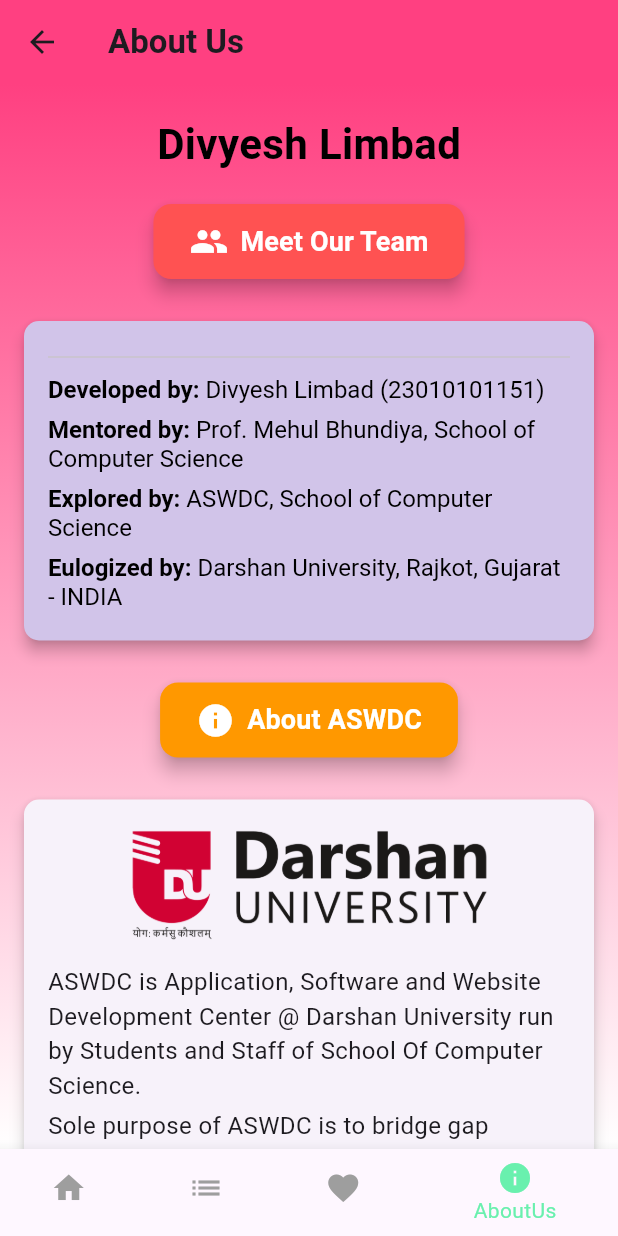
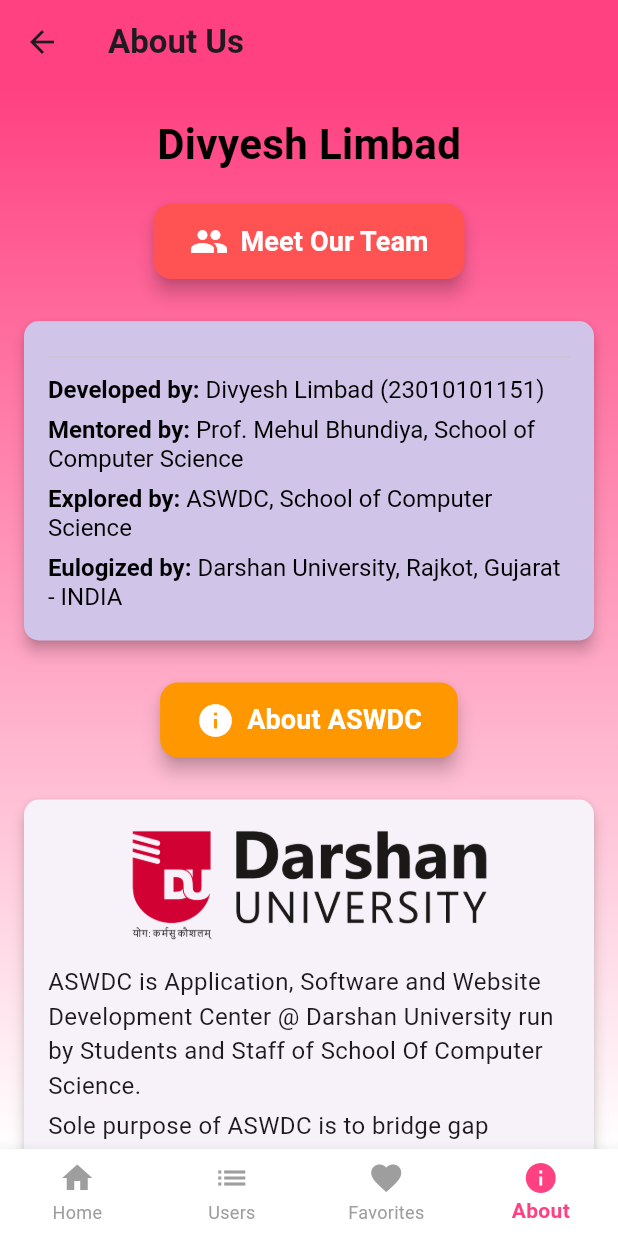
Before and after one commit to divyeshlimbad00/flutter_lab_and_project, a Flutter app: the screen it shows after launch, after a tap on "About Us", on a phone screen of 412 x 824 dp. Run offline on Flutter 3.47's test engine with Material 3 defaults, Android fonts, the phone set to English and light mode, and no system bars; our stand-ins replace shared_preferences, sqflite; accounts and stored records are empty.

Commit message:
improve bottom navigation bar

```diff
--- a/lib/project/aboutus.dart
+++ b/lib/project/aboutus.dart
@@ -1,7 +1,5 @@
-import 'package:sem_4_flutter/project/UserList.dart';
-import 'package:sem_4_flutter/project/favouriteuser.dart';
-import 'package:sem_4_flutter/project/homepage.dart';
 import 'package:flutter/material.dart';
+import 'package:sem_4_flutter/project/bottom_nav.dart';
 
 class AboutUs extends StatefulWidget {
   const AboutUs({super.key});
@@ -12,24 +10,6 @@
 
 class _AboutusState extends State<AboutUs> {
   int _selectedIndex = 3;
-
-  void _onItemTapped(int index) {
-    if (index == 0) {
-      Navigator.pushReplacement(
-          context, MaterialPageRoute(builder: (context) => Homepage()));
-    } else if (index == 1) {
-      Navigator.pushReplacement(
-          context,
-          MaterialPageRoute(
-              builder: (context) => UserList(users: [], favoriteUsers: [])));
-    } else if (index == 2) {
-      Navigator.pushReplacement(
-          context, MaterialPageRoute(builder: (context) => Favourite()));
-    } else if (index == 3) {
-      Navigator.pushReplacement(
-          context, MaterialPageRoute(builder: (context) => AboutUs()));
-    }
-  }
 
   @override
   Widget build(BuildContext context) {
@@ -102,21 +82,7 @@
           ),
         ),
       ),
-      bottomNavigationBar: BottomNavigationBar(
-        backgroundColor: Colors.black,
-        // <-- This works for fixed
-        selectedItemColor: Colors.greenAccent,
-        unselectedItemColor: Colors.grey,
-        items: const <BottomNavigationBarItem>[
-          BottomNavigationBarItem(icon: Icon(Icons.home), label: 'Homepage'),
-          BottomNavigationBarItem(icon: Icon(Icons.list), label: 'Userlist'),
-          BottomNavigationBarItem(
-              icon: Icon(Icons.favorite), label: 'Favorites'),
-          BottomNavigationBarItem(icon: Icon(Icons.info), label: 'AboutUs'),
-        ],
-        currentIndex: _selectedIndex,
-        onTap: _onItemTapped,
-      ),
+      bottomNavigationBar: AppBottomNav(currentIndex: _selectedIndex),
     );
   }
 
--- /dev/null
+++ b/lib/project/bottom_nav.dart
@@ -0,0 +1,54 @@
+import 'package:flutter/material.dart';
+import 'package:sem_4_flutter/project/homepage.dart';
+import 'package:sem_4_flutter/project/userlist.dart';
+import 'package:sem_4_flutter/project/favouriteuser.dart';
+import 'package:sem_4_flutter/project/aboutus.dart';
+
+class AppBottomNav extends StatelessWidget {
+  final int currentIndex;
+
+  const AppBottomNav({Key? key, required this.currentIndex}) : super(key: key);
+
+  void _onItemTapped(BuildContext context, int index) {
+    if (index == currentIndex) return;
+
+    Widget page;
+    switch (index) {
+      case 0:
+        page = Homepage();
+        break;
+      case 1:
+        page = UserList(users: [], favoriteUsers: []);
+        break;
+      case 2:
+        page = Favourite();
+        break;
+      default:
+        page = AboutUs();
+    }
+
+    Navigator.pushReplacement(
+        context, MaterialPageRoute(builder: (context) => page));
+  }
+
+  @override
+  Widget build(BuildContext context) {
+    return BottomNavigationBar(
+      type: BottomNavigationBarType.fixed,
+      backgroundColor: Colors.white,
+      elevation: 8,
+      selectedItemColor: Colors.pinkAccent,
+      unselectedItemColor: Colors.grey,
+      selectedLabelStyle: const TextStyle(fontWeight: FontWeight.w600),
+      unselectedLabelStyle: const TextStyle(fontWeight: FontWeight.w400),
+      items: const <BottomNavigationBarItem>[
+        BottomNavigationBarItem(icon: Icon(Icons.home), label: 'Home'),
+        BottomNavigationBarItem(icon: Icon(Icons.list), label: 'Users'),
+        BottomNavigationBarItem(icon: Icon(Icons.favorite), label: 'Favorites'),
+        BottomNavigationBarItem(icon: Icon(Icons.info), label: 'About'),
+      ],
+      currentIndex: currentIndex,
+      onTap: (index) => _onItemTapped(context, index),
+    );
+  }
+}
--- a/lib/project/homepage.dart
+++ b/lib/project/homepage.dart
@@ -4,6 +4,7 @@
 import 'package:sem_4_flutter/project/login/login_page.dart';
 import 'package:flutter/material.dart';
 import 'aboutus.dart';
+import 'package:sem_4_flutter/project/bottom_nav.dart';
 import 'package:shared_preferences/shared_preferences.dart';
 
 class Homepage extends StatefulWidget {
@@ -17,29 +18,9 @@
 
   int _selectedIndex = 0;
 
-  void _onItemTapped(int index) {
-    if (index == 0) {
-      Navigator.pushReplacement(
-          context, MaterialPageRoute(builder: (context) => Homepage()));
-    } else if (index == 1) {
-      Navigator.pushReplacement(
-          context,
-          MaterialPageRoute(
-              builder: (context) => UserList(users: [], favoriteUsers: [])));
-    } else if (index == 2) {
-      Navigator.pushReplacement(
-          context, MaterialPageRoute(builder: (context) => Favourite()));
-    } else if (index == 3) {
-      Navigator.pushReplacement(
-          context, MaterialPageRoute(builder: (context) => AboutUs()));
-    }
-  }
-
   @override
   Widget build(BuildContext context) {
-    return MaterialApp(
-      debugShowCheckedModeBanner: false,
-      home: Scaffold(
+    return Scaffold(
         appBar: AppBar(
           title: Text(
             'Matrimonial Dashboard',
@@ -91,22 +72,7 @@
             ),
           ),
         ),
-        bottomNavigationBar: BottomNavigationBar(
-          backgroundColor: Colors.black,
-          // <-- This works for fixed
-          selectedItemColor: Colors.greenAccent,
-          unselectedItemColor: Colors.grey,
-          items: const <BottomNavigationBarItem>[
-            BottomNavigationBarItem(icon: Icon(Icons.home), label: 'Homepage'),
-            BottomNavigationBarItem(icon: Icon(Icons.list), label: 'Userlist'),
-            BottomNavigationBarItem(
-                icon: Icon(Icons.favorite), label: 'Favorites'),
-            BottomNavigationBarItem(icon: Icon(Icons.info), label: 'AboutUs'),
-          ],
-          currentIndex: _selectedIndex,
-          onTap: _onItemTapped,
-        ),
-      ),
+        bottomNavigationBar: AppBottomNav(currentIndex: _selectedIndex),
     );
   }
 
```
Also changed, not shown: lib/project/favouriteuser.dart (+3 -38 lines), lib/project/userlist.dart (+5 -39 lines).
